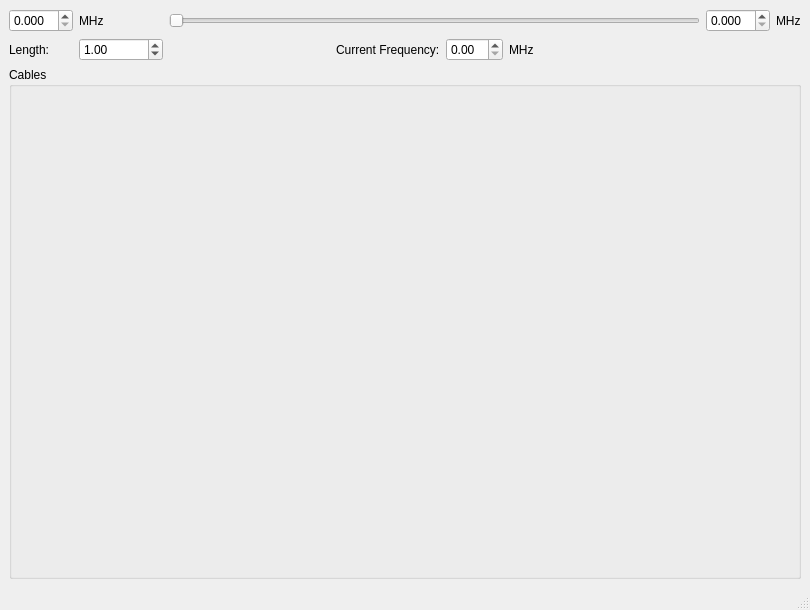
Qt form mainwindow.ui (coozoo/qtcoaxcablelosscalc) before a commit.
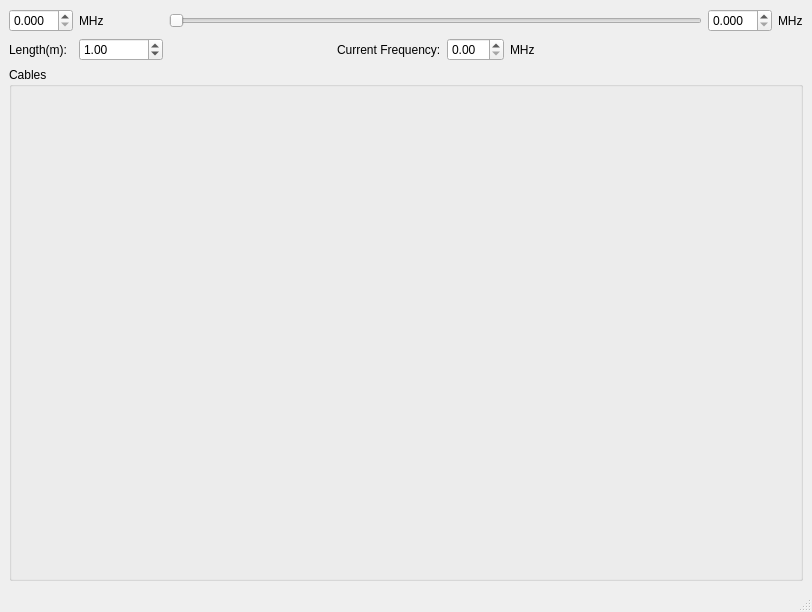
The same form after that commit.

```diff
--- a/mainwindow.ui
+++ b/mainwindow.ui
@@ -6,8 +6,8 @@
    <rect>
     <x>0</x>
     <y>0</y>
-    <width>810</width>
-    <height>610</height>
+    <width>812</width>
+    <height>612</height>
    </rect>
   </property>
   <property name="windowTitle">
@@ -59,7 +59,7 @@
         <item row="1" column="0">
          <widget class="QLabel" name="length_label">
           <property name="text">
-           <string>Length:</string>
+           <string>Length(m):</string>
           </property>
          </widget>
         </item>
```
Left out of the diff: 2 changed lines with no effect on the pictures.
